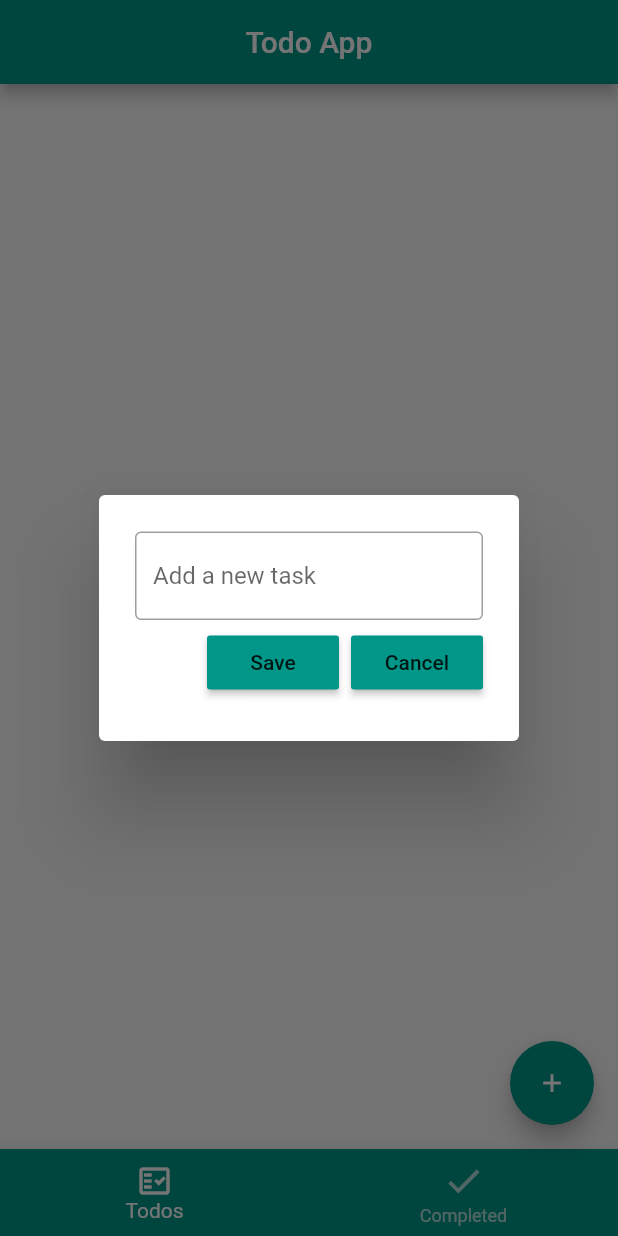
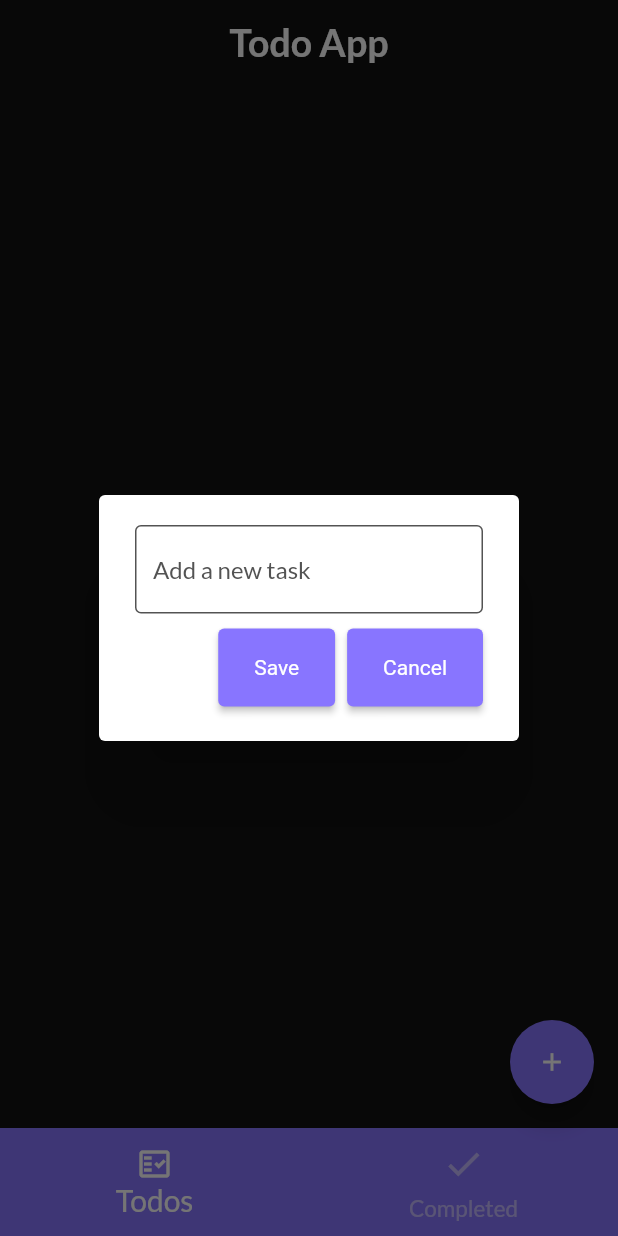
Before and after one commit to AqsaASolkar/todo_flutter, a Flutter app: the screen it shows after launch, after a tap on the "add" icon, on a phone screen of 412 x 824 dp. Run offline on Flutter 3.47's test engine with Material 2 defaults, Android fonts, the phone set to English and light mode, and no system bars; our stand-ins replace flutter_bloc, freezed_annotation, google_fonts, hive, hive_flutter; accounts and stored records are empty.

Commit message:
app theme

```diff
--- a/lib/main.dart
+++ b/lib/main.dart
@@ -5,6 +5,7 @@ import 'package:todoflutter/database/task_db_helper.dart';
 import 'package:todoflutter/pages/task_list.dart';
 import 'package:provider/provider.dart';
 import 'package:todoflutter/pages/task_list_cubit.dart';
+import 'package:todoflutter/util/app_theme.dart';
 
 import 'datasource/app_repository.dart';
 import 'model/task.dart';
@@ -32,7 +33,7 @@ class MyApp extends StatelessWidget {
               child: const TaskList(),
             ),
           ),
-          theme: ThemeData(primarySwatch: Colors.teal),
+          theme: AppTheme.light,
         ));
   }
 }
--- a/lib/pages/task_list.dart
+++ b/lib/pages/task_list.dart
@@ -36,12 +36,15 @@ class _TaskListState extends State<TaskList> {
         appBar: AppBar(
           title: const Text(
             "Todo App",
+            style: TextStyle(fontSize: 25, fontWeight: FontWeight.bold),
           ),
           centerTitle: true,
         ),
         bottomNavigationBar: BottomNavigationBar(
+          selectedFontSize: 20,
+          unselectedFontSize: 15,
           backgroundColor: Theme.of(context).primaryColor,
-          unselectedItemColor: Colors.white.withOpacity(0.7),
+          unselectedItemColor: Colors.white.withOpacity(0.5),
           selectedItemColor: Colors.white,
           onTap: (index) => setState(() {
             selectedIndex = index;
@@ -63,6 +66,7 @@ class _TaskListState extends State<TaskList> {
           onPressed: () {
             createNewTask();
           },
+          backgroundColor: Theme.of(context).primaryColor,
           child: const Icon(Icons.add, size: 20),
         ),
         body: pendingTaskList());
--- /dev/null
+++ b/lib/util/app_theme.dart
@@ -0,0 +1,46 @@
+import 'package:flutter/material.dart';
+import 'package:google_fonts/google_fonts.dart';
+
+import 'colors.dart';
+
+class AppTheme {
+  static ThemeData light = ThemeData(
+      primaryColor: lavender,
+      scaffoldBackgroundColor: color121212,
+      appBarTheme: const AppBarTheme(
+        backgroundColor: color121212,
+        elevation: 0,
+      ),
+      fontFamily: GoogleFonts.lato().fontFamily,
+      inputDecorationTheme: InputDecorationTheme(
+        fillColor: color1D1D1D,
+        focusedErrorBorder: OutlineInputBorder(
+            borderSide: const BorderSide(color: Colors.red, width: 1),
+            borderRadius: BorderRadius.circular(4)),
+        errorBorder: OutlineInputBorder(
+            borderSide: const BorderSide(color: Colors.red, width: 1),
+            borderRadius: BorderRadius.circular(4)),
+        enabledBorder: OutlineInputBorder(
+            borderSide: const BorderSide(color: color535353, width: 1),
+            borderRadius: BorderRadius.circular(4)),
+        disabledBorder: OutlineInputBorder(
+            borderSide: const BorderSide(color: color535353, width: 1),
+            borderRadius: BorderRadius.circular(4)),
+        focusedBorder: OutlineInputBorder(
+            borderSide: const BorderSide(color: color535353, width: 1),
+            borderRadius: BorderRadius.circular(4)),
+        hintStyle: const TextStyle(
+            color: color535353, fontSize: 16, fontWeight: FontWeight.w400),
+      ),
+      elevatedButtonTheme: ElevatedButtonThemeData(
+        style: ButtonStyle(
+            backgroundColor: MaterialStateProperty.all(lavender),
+            padding: MaterialStateProperty.all(
+              const EdgeInsets.symmetric(horizontal: 24, vertical: 18),
+            ),
+            textStyle: MaterialStateProperty.all(const TextStyle(
+                color: Colors.white,
+                fontSize: 14,
+                fontWeight: FontWeight.w400))),
+      ));
+}
--- /dev/null
+++ b/lib/util/colors.dart
@@ -0,0 +1,7 @@
+import 'package:flutter/material.dart';
+
+const color121212 = Color(0xff121212);
+const lavender = Color(0xff8875FF);
+const colorAFAFAF = Color(0xffAFAFAF);
+const color535353 = Color(0xff535353);
+const color1D1D1D = Color(0xff1D1D1D);
--- a/lib/util/dialog_box.dart
+++ b/lib/util/dialog_box.dart
@@ -7,12 +7,14 @@ class DialogBox extends StatelessWidget {
   final VoidCallback onSave;
   final VoidCallback onCancel;
 
-  const DialogBox({
+  DialogBox({
     super.key,
     required this.controller,
     required this.onSave,
     required this.onCancel,
   });
+
+  final GlobalKey<FormState> globalKey = GlobalKey<FormState>();
 
   @override
   Widget build(BuildContext context) {
@@ -20,11 +22,22 @@ class DialogBox extends StatelessWidget {
       backgroundColor: Colors.white,
       content: SizedBox(
         height: 120,
+        child: Form(
+          key: globalKey,
           child: Column(
             mainAxisAlignment: MainAxisAlignment.spaceEvenly,
             children: [
               // get user input
-            TextField(
+              TextFormField(
+                autovalidateMode: AutovalidateMode.onUserInteraction,
+                validator: (value) {
+                  if (value != null) {
+                    if (value.isEmpty) {
+                      return "Task cannot be empty";
+                    }
+                  }
+                  return null;
+                },
                 controller: controller,
                 decoration: const InputDecoration(
                   border: OutlineInputBorder(),
@@ -32,11 +45,18 @@ class DialogBox extends StatelessWidget {
                 ),
               ),
               // buttons -> save + cancel
+              const SizedBox(height: 10),
               Row(
                 mainAxisAlignment: MainAxisAlignment.end,
                 children: [
                   // save button
-                MyButton(text: "Save", onPressed: onSave),
+                  MyButton(
+                      text: "Save",
+                      onPressed: () {
+                        if (globalKey.currentState!.validate()) {
+                          onSave.call();
+                        }
+                      }),
                   const SizedBox(width: 8),
                   // cancel button
                   MyButton(text: "Cancel", onPressed: onCancel),
@@ -45,6 +65,7 @@ class DialogBox extends StatelessWidget {
             ],
           ),
         ),
+      ),
     );
   }
 }
--- a/lib/util/my_button.dart
+++ b/lib/util/my_button.dart
@@ -11,9 +11,8 @@ class MyButton extends StatelessWidget {
 
   @override
   Widget build(BuildContext context) {
-    return MaterialButton(
+    return ElevatedButton(
       onPressed: onPressed,
-      color: Theme.of(context).primaryColor,
       child: Text(text),
     );
   }
--- a/lib/util/todo_tile.dart
+++ b/lib/util/todo_tile.dart
@@ -17,9 +17,9 @@ class ToDoTile extends StatelessWidget {
   @override
   Widget build(BuildContext context) {
     return Padding(
-      padding: const EdgeInsets.only(left: 25.0, right: 25, top: 25),
+      padding: const EdgeInsets.only(left: 20, right: 20, top: 15, bottom: 15),
       child: Container(
-        padding: const EdgeInsets.all(24),
+        padding: const EdgeInsets.all(12),
         decoration: BoxDecoration(
           color: Theme.of(context).primaryColor,
           borderRadius: BorderRadius.circular(12),
@@ -30,16 +30,21 @@ class ToDoTile extends StatelessWidget {
             Row(
               children: [
                 // checkbox
-                Checkbox(
-                  value: taskCompleted,
-                  onChanged: onChanged,
-                  activeColor: Colors.black,
+                SizedBox(
+                  height: 20,
+                  child: Checkbox(
+                    value: taskCompleted,
+                    onChanged: onChanged,
+                    activeColor: Colors.black,
+                  ),
                 ),
-
+                const SizedBox(width: 10),
                 // task name
                 Text(
                   taskName,
                   style: TextStyle(
+                    fontSize: 20,
+                    color: Colors.white,
                     decoration: taskCompleted
                         ? TextDecoration.lineThrough
                         : TextDecoration.none,
@@ -49,7 +54,7 @@ class ToDoTile extends StatelessWidget {
             ),
             IconButton(
               onPressed: deleteFunction,
-              icon: const Icon(Icons.delete, color: Colors.black),
+              icon: const Icon(Icons.delete, color: Colors.white),
             ),
           ],
         ),
--- a/pubspec.yaml
+++ b/pubspec.yaml
@@ -41,6 +41,7 @@ dependencies:
   freezed_annotation: ^2.2.0
   freezed: ^2.2.0
   provider: ^6.0.5
+  google_fonts: ^4.0.4
 
 dev_dependencies:
   flutter_test:
```
Also changed, not shown: pubspec.lock. Lines whose indentation alone changed are shown as unchanged.
